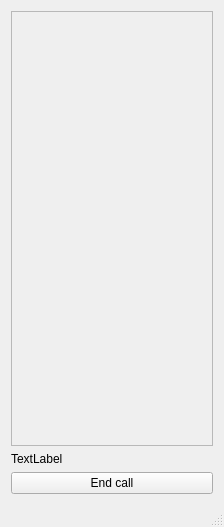
Qt form client/src/Graphic/loggedwindow.ui (ThomasQuentin1/CPP_babel_2018) before a commit.
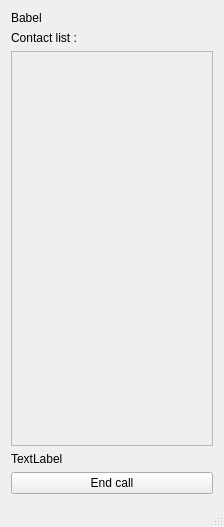
The same form after that commit.

Commit message: added label "contact list"

```diff
--- a/client/src/Graphic/loggedwindow.ui
+++ b/client/src/Graphic/loggedwindow.ui
@@ -15,7 +15,7 @@
   </property>
   <widget class="QWidget" name="centralWidget">
    <layout class="QGridLayout" name="gridLayout">
-    <item row="0" column="0">
+    <item row="2" column="0">
      <widget class="QScrollArea" name="scrollArea">
       <property name="widgetResizable">
        <bool>true</bool>
@@ -26,26 +26,40 @@
          <x>0</x>
          <y>0</y>
          <width>204</width>
-         <height>431</height>
+         <height>385</height>
         </rect>
        </property>
       </widget>
      </widget>
     </item>
-    <item row="1" column="0">
+    <item row="0" column="0">
+     <widget class="QLabel" name="titleBabel">
+      <property name="text">
+       <string>Babel</string>
+      </property>
+     </widget>
+    </item>
+    <item row="3" column="0">
      <widget class="QLabel" name="labelCenter">
       <property name="text">
        <string>TextLabel</string>
       </property>
      </widget>
     </item>
-    <item row="2" column="0">
+    <item row="4" column="0">
      <widget class="QPushButton" name="endCallButton">
       <property name="text">
        <string>End call</string>
       </property>
      </widget>
     </item>
+    <item row="1" column="0">
+     <widget class="QLabel" name="contactListLabel">
+      <property name="text">
+       <string>Contact list :</string>
+      </property>
+     </widget>
+    </item>
    </layout>
   </widget>
   <widget class="QStatusBar" name="statusBar"/>
```
The commit also changes 2 other files.
